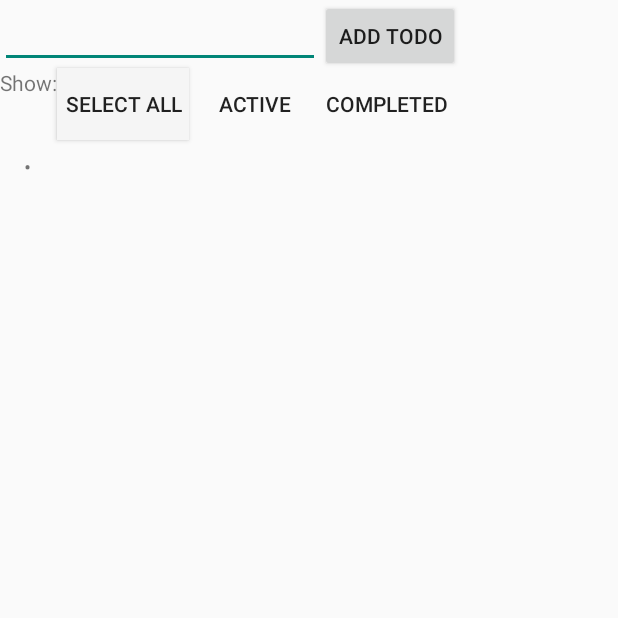
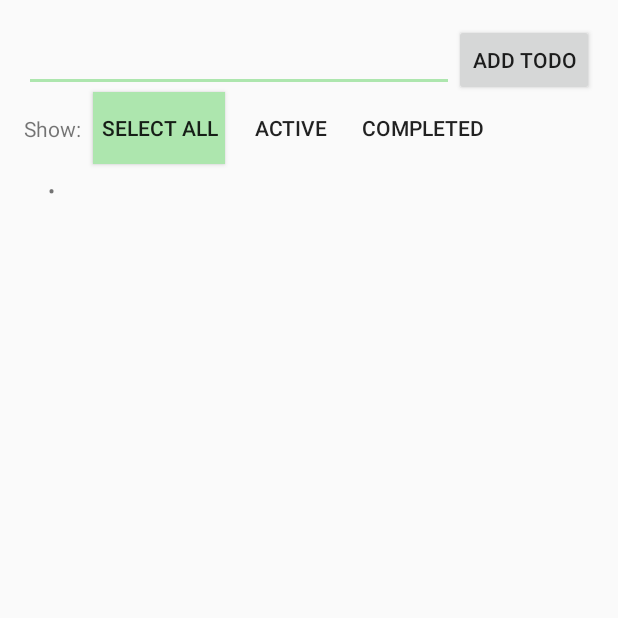
Before and after one commit to reduxkotlin/redux-kotlin, an Android app: the screen it shows after launch (MainActivity), after a tap on "ADD TODO", on a phone screen of 412 x 824 dp, the top half of it. Run offline under Robolectric (Android 15) with nearby library versions, the phone set to English and light mode, and no system bars.

Commit message:
unit tests and layout tweaks for todo example

```diff
--- a/examples/todos/android/src/main/java/org/reduxkotlin/example/todos/MainActivity.kt
+++ b/examples/todos/android/src/main/java/org/reduxkotlin/example/todos/MainActivity.kt
@@ -35,11 +35,17 @@ class MainActivity: AppCompatActivity() {
 
         recycler_view.layoutManager = LinearLayoutManager(this)
         recycler_view.adapter = adapter
+
+        render(store.state)
     }
 
     private fun render(state: AppState) {
         adapter.todos = state.visibleTodos
-        when(state.visibilityFilter) {
+        setFilterButtons(state.visibilityFilter)
+    }
+
+    private fun setFilterButtons(visibilityFilter: VisibilityFilter) {
+        when (visibilityFilter) {
             VisibilityFilter.SHOW_ALL -> {
                 btn_select_all.isSelected = true
                 btn_active.isSelected = false
--- a/examples/todos/android/src/main/java/org/reduxkotlin/example/todos/TodoAdapter.kt
+++ b/examples/todos/android/src/main/java/org/reduxkotlin/example/todos/TodoAdapter.kt
@@ -1,6 +1,5 @@
 package org.reduxkotlin.example.todos
 
-import android.graphics.Paint
 import android.view.LayoutInflater
 import android.view.View
 import android.view.ViewGroup
@@ -12,6 +11,7 @@ import android.graphics.Paint.STRIKE_THRU_TEXT_FLAG
 
 
 
+//TODO - animate changes - adding/removing/strikeout
 class TodoAdapter : RecyclerView.Adapter<TodoViewHolder>() {
     var todos: List<Todo> = listOf()
         set(value) {
--- a/examples/todos/android/src/main/res/drawable/btn_background.xml
+++ b/examples/todos/android/src/main/res/drawable/btn_background.xml
@@ -3,7 +3,7 @@
     <item>
         <selector>
             <item android:state_selected="true">
-                <color android:color="?attr/colorPrimary"/>
+                <color android:color="?attr/colorAccent"/>
             </item>
             <item>
                 <color android:color="@android:color/transparent"/>
--- a/examples/todos/android/src/main/res/layout/activity_main.xml
+++ b/examples/todos/android/src/main/res/layout/activity_main.xml
@@ -3,15 +3,18 @@
     xmlns:android="http://schemas.android.com/apk/res/android"
     xmlns:app="http://schemas.android.com/apk/res-auto"
     xmlns:tools="http://schemas.android.com/tools"
+    android:animateLayoutChanges="true"
+    android:layout_margin="16dp"
     android:layout_width="match_parent"
     android:layout_height="match_parent">
 
     <EditText
         android:id="@+id/et_todo"
-        android:layout_width="wrap_content"
+        android:layout_width="0dp"
         android:layout_height="wrap_content"
         android:ems="10"
         android:inputType="textShortMessage"
+        app:layout_constraintEnd_toStartOf="@+id/btn_add_todo"
         app:layout_constraintStart_toStartOf="parent"
         app:layout_constraintTop_toTopOf="parent"
         tools:text="Read docs" />
@@ -21,7 +24,7 @@
         android:layout_width="wrap_content"
         android:layout_height="wrap_content"
         android:text="Add Todo"
-        app:layout_constraintStart_toEndOf="@+id/et_todo"
+        app:layout_constraintEnd_toEndOf="parent"
         app:layout_constraintTop_toTopOf="parent" />
 
     <TextView
@@ -29,6 +32,8 @@
         android:layout_width="wrap_content"
         android:layout_height="wrap_content"
         android:text="Show:"
+        android:layout_marginEnd="8dp"
+        app:layout_constraintBottom_toTopOf="@+id/recycler_view"
         app:layout_constraintStart_toStartOf="parent"
         app:layout_constraintTop_toBottomOf="@+id/et_todo" />
 
@@ -36,6 +41,7 @@
         android:id="@+id/btn_select_all"
         android:layout_width="wrap_content"
         android:layout_height="wrap_content"
+        android:layout_marginStart="8dp"
         android:text="@android:string/selectAll"
         android:background="@drawable/btn_background"
         app:layout_constraintStart_toEndOf="@+id/textView"
--- a/examples/todos/android/src/main/res/values/styles.xml
+++ b/examples/todos/android/src/main/res/values/styles.xml
@@ -1,5 +1,7 @@
 <resources xmlns:tools="http://schemas.android.com/tools">
 
-    <style name="CounterAppTheme" parent="Theme.AppCompat.DayNight.NoActionBar"/>
+    <style name="CounterAppTheme" parent="Theme.AppCompat.DayNight.NoActionBar">
+        <item name="colorAccent">#ADE6AE</item>
+    </style>
 
 </resources>
--- a/examples/todos/common/src/commonMain/kotlin/org/reduxkotlin/examples/todos/Reducer.kt
+++ b/examples/todos/common/src/commonMain/kotlin/org/reduxkotlin/examples/todos/Reducer.kt
@@ -8,7 +8,8 @@ data class AddTodo(val text: String, val completed: Boolean = false)
 data class ToggleTodo(val index: Int)
 data class SetVisibilityFilter(val visibilityFilter: VisibilityFilter)
 
-data class Todo(val text: String, val completed: Boolean = false)
+data class Todo(val text: String,
+                val completed: Boolean = false)
 
 enum class VisibilityFilter {
     SHOW_ALL,
```
Also changed, not shown: 2 other files.
